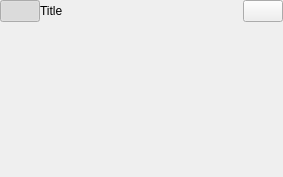
Old version of the form application/taskwidget.ui in the repository schoebey/taskplanner.
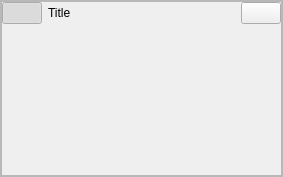
New version of the form. Custom widgets are drawn as their Qt base class.

Commit message: gui changes to taskwidget for more styling options via stylesheet

Patch:
```diff
--- a/application/taskwidget.ui
+++ b/application/taskwidget.ui
@@ -41,8 +41,50 @@
    <property name="spacing">
     <number>0</number>
    </property>
-   <item row="0" column="2">
-    <widget class="QPushButton" name="pStartStop">
+   <item row="0" column="0">
+    <widget class="QFrame" name="pShadow">
+     <property name="frameShape">
+      <enum>QFrame::StyledPanel</enum>
+     </property>
+     <property name="frameShadow">
+      <enum>QFrame::Raised</enum>
+     </property>
+     <layout class="QGridLayout" name="gridLayout_5">
+      <property name="leftMargin">
+       <number>0</number>
+      </property>
+      <property name="topMargin">
+       <number>0</number>
+      </property>
+      <property name="rightMargin">
+       <number>0</number>
+      </property>
+      <property name="bottomMargin">
+       <number>0</number>
+      </property>
+      <item row="0" column="0">
+       <widget class="QFrame" name="pFrame">
+        <property name="frameShape">
+         <enum>QFrame::StyledPanel</enum>
+        </property>
+        <property name="frameShadow">
+         <enum>QFrame::Raised</enum>
+        </property>
+        <layout class="QGridLayout" name="gridLayout_6">
+         <property name="leftMargin">
+          <number>0</number>
+         </property>
+         <property name="topMargin">
+          <number>0</number>
+         </property>
+         <property name="rightMargin">
+          <number>0</number>
+         </property>
+         <property name="bottomMargin">
+          <number>0</number>
+         </property>
+         <item row="0" column="0">
+          <widget class="QPushButton" name="pShowDetails">
      <property name="sizePolicy">
       <sizepolicy hsizetype="Maximum" vsizetype="Maximum">
        <horstretch>0</horstretch>
@@ -58,6 +100,9 @@
      <property name="checkable">
       <bool>true</bool>
      </property>
+           <property name="checked">
+            <bool>true</bool>
+           </property>
     </widget>
    </item>
    <item row="0" column="1">
@@ -67,6 +112,25 @@
      </property>
     </widget>
    </item>
+         <item row="0" column="2">
+          <widget class="QPushButton" name="pStartStop">
+           <property name="sizePolicy">
+            <sizepolicy hsizetype="Maximum" vsizetype="Maximum">
+             <horstretch>0</horstretch>
+             <verstretch>0</verstretch>
+            </sizepolicy>
+           </property>
+           <property name="focusPolicy">
+            <enum>Qt::NoFocus</enum>
+           </property>
+           <property name="text">
+            <string/>
+           </property>
+           <property name="checkable">
+            <bool>true</bool>
+           </property>
+          </widget>
+         </item>
    <item row="1" column="0" colspan="3">
     <widget class="QFrame" name="pProperties">
      <property name="frameShadow">
@@ -206,26 +270,10 @@
      </layout>
     </widget>
    </item>
-   <item row="0" column="0">
-    <widget class="QPushButton" name="pShowDetails">
-     <property name="sizePolicy">
-      <sizepolicy hsizetype="Maximum" vsizetype="Maximum">
-       <horstretch>0</horstretch>
-       <verstretch>0</verstretch>
-      </sizepolicy>
-     </property>
-     <property name="focusPolicy">
-      <enum>Qt::NoFocus</enum>
-     </property>
-     <property name="text">
-      <string/>
-     </property>
-     <property name="checkable">
-      <bool>true</bool>
-     </property>
-     <property name="checked">
-      <bool>true</bool>
-     </property>
+        </layout>
+       </widget>
+      </item>
+     </layout>
     </widget>
    </item>
   </layout>
```
Lines whose indentation alone changed are shown as unchanged. The commit also changes 9 other files.
